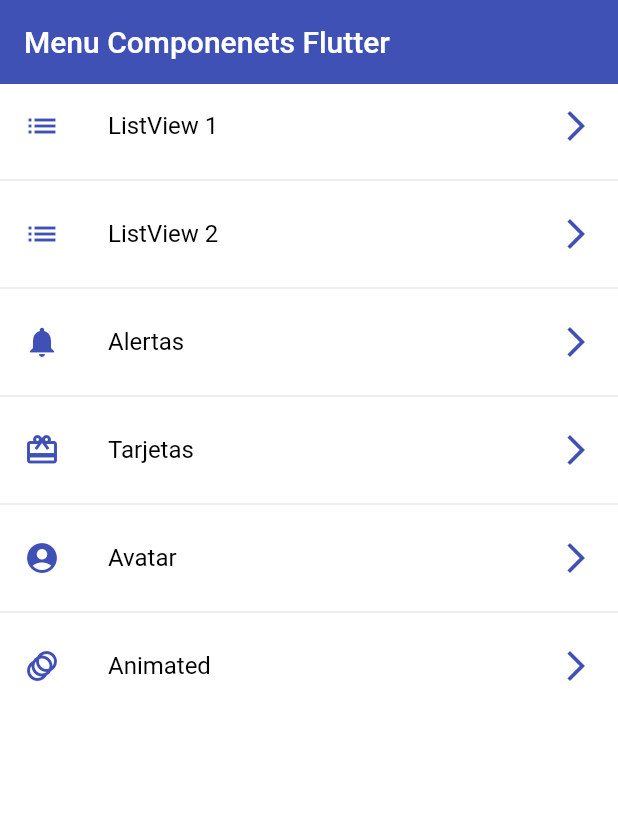
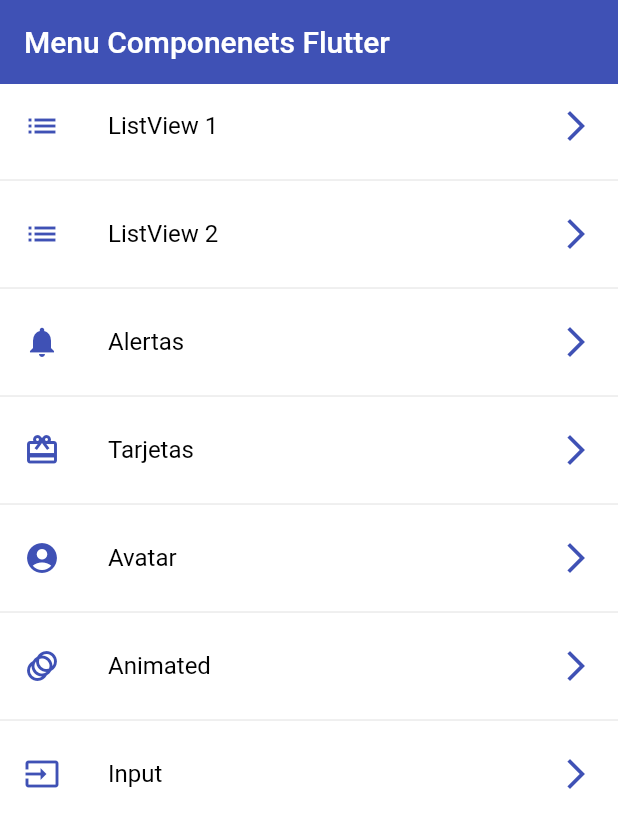
Before and after one commit to Turyfay/app-components-flutter, a Flutter app: the screen it shows after launch, on a phone screen of 412 x 824 dp. Shown: the top 828 px of the screen. Run offline on Flutter 3.47's test engine with Material 2 defaults, Android fonts, the phone set to English and light mode, and no system bars.

Commit message:
Se agrego el screen de inputs

```diff
--- a/lib/router/app_router.dart
+++ b/lib/router/app_router.dart
@@ -42,6 +42,11 @@ class AppRoutes {
         icon: Icons.animation,
         name: 'Animated',
         screen: const AnimatedScreen()),
+    MenuOption(
+        route: 'input',
+        icon: Icons.input,
+        name: 'Input',
+        screen: const InputScreen()),
   ];
 
   //TODO: Crear una funcion que devuelva una lista de rutas
--- a/lib/screens/screens.dart
+++ b/lib/screens/screens.dart
@@ -5,3 +5,4 @@ export 'package:app_components/screens/listview2_screeen.dart';
 export 'package:app_components/screens/home_screen.dart';
 export 'package:app_components/screens/avatar_screen.dart';
 export 'package:app_components/screens/animated_screen.dart';
+export 'package:app_components/screens/inputs_screen.dart';
```
Also changed, not shown: lib/screens/inputs_screen.dart (added, +39 -0 lines).
